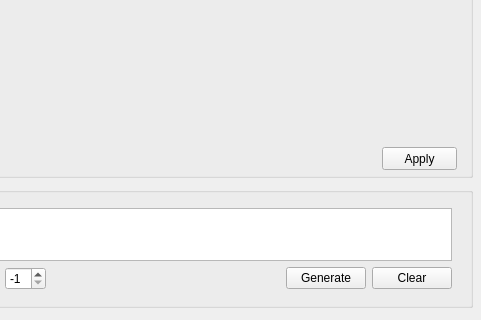
PingChinHuang/flickrTagGenerator, file acgtaggenerator.ui: the form before one commit; both pictures show x 338 to 819 and y 393 to 713 of the 819 by 713 pixel window.
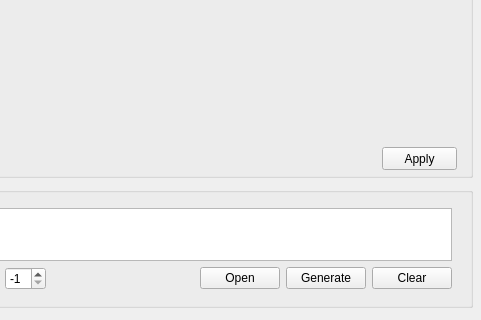
The form after the commit.

Commit message: Add an Open button to select XML file and to open it.

What changed in the file:
```diff
--- a/acgtaggenerator.ui
+++ b/acgtaggenerator.ui
@@ -103,6 +103,13 @@
          </property>
         </spacer>
        </item>
+       <item>
+        <widget class="QPushButton" name="pushButtonOpen">
+         <property name="text">
+          <string>Open</string>
+         </property>
+        </widget>
+       </item>
        <item>
         <widget class="QPushButton" name="pushButton">
          <property name="enabled">
```
Left out of the diff: 7 changed lines with no effect on the pictures. The commit also changes 2 other files.
